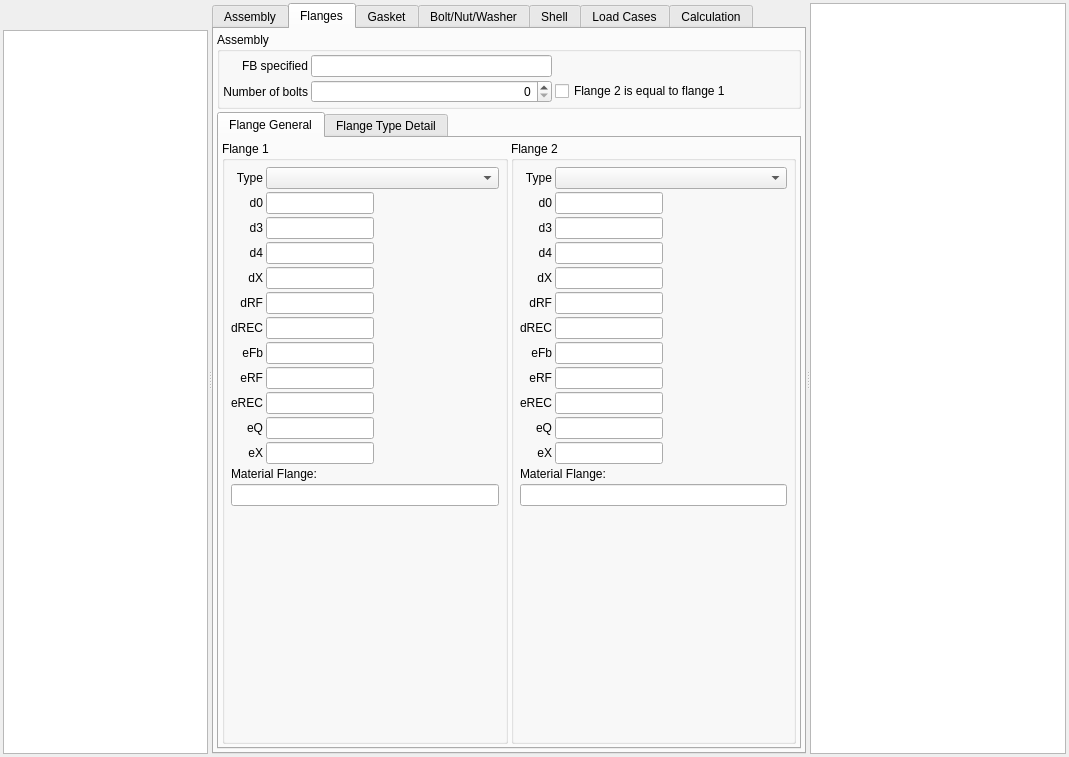
Qt form pcalc/src/gui/pcalc_en1591widget.ui (hermixy/biluna) before a commit.
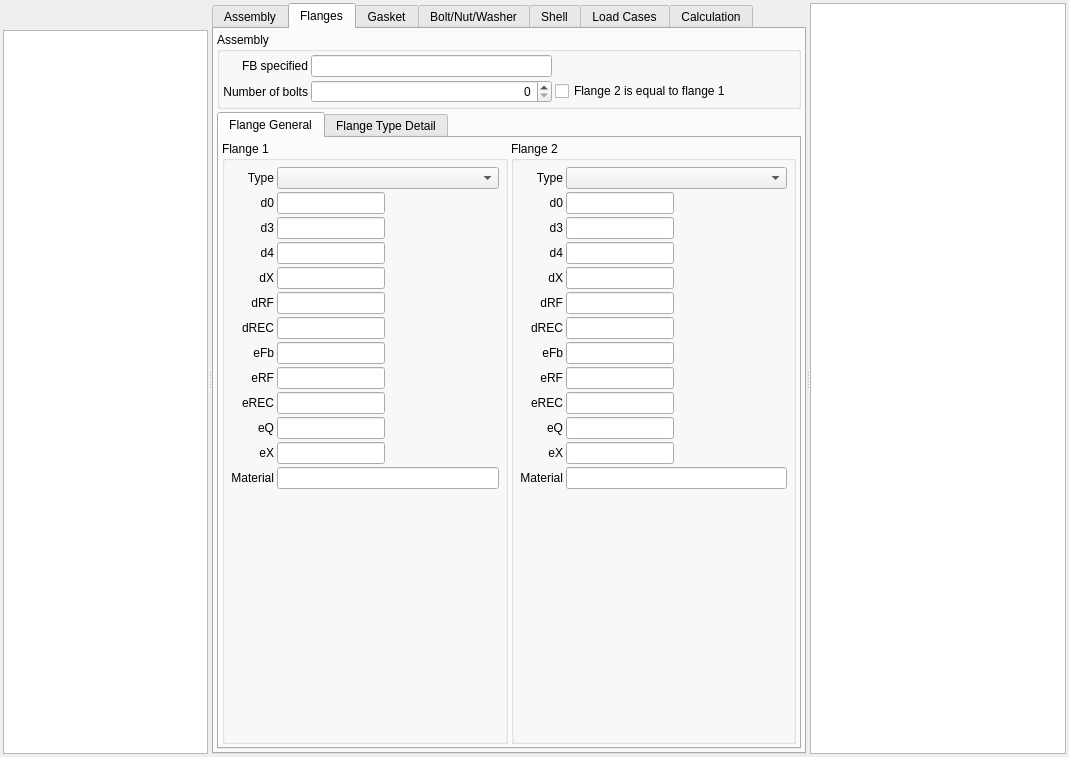
The same form after that commit. The open tabs and pages were chosen to show the change. Icons and pictures are not drawn. Custom widgets are drawn as their Qt base class.

Commit message:
PCALC EN13555 ongoing
QminL and QsminL not correct yet

Patch:
```diff
--- a/pcalc/src/gui/pcalc_en1591widget.ui
+++ b/pcalc/src/gui/pcalc_en1591widget.ui
@@ -414,13 +414,6 @@
                   </property>
                  </widget>
                 </item>
-                <item row="14" column="0" colspan="2">
-                 <widget class="QLabel" name="lblMaterialFlange_1">
-                  <property name="text">
-                   <string>Material Flange:</string>
-                  </property>
-                 </widget>
-                </item>
                 <item row="16" column="0">
                  <spacer name="verticalSpacer_11">
                   <property name="orientation">
@@ -670,7 +663,17 @@
                 <item row="0" column="1" colspan="2">
                  <widget class="QComboBox" name="cbTypeFlange_1"/>
                 </item>
-                <item row="15" column="0" colspan="3">
+                <item row="14" column="0">
+                 <widget class="QLabel" name="lblMaterialFlange_1">
+                  <property name="text">
+                   <string>Material</string>
+                  </property>
+                  <property name="alignment">
+                   <set>Qt::AlignRight|Qt::AlignTrailing|Qt::AlignVCenter</set>
+                  </property>
+                 </widget>
+                </item>
+                <item row="14" column="1" colspan="2">
                  <widget class="QLineEdit" name="ileMaterialFlange_1"/>
                 </item>
                </layout>
@@ -897,13 +900,6 @@
                   </property>
                  </widget>
                 </item>
-                <item row="13" column="0" colspan="2">
-                 <widget class="QLabel" name="lblMaterialFlange_2">
-                  <property name="text">
-                   <string>Material Flange:</string>
-                  </property>
-                 </widget>
-                </item>
                 <item row="15" column="0">
                  <spacer name="verticalSpacer_3">
                   <property name="orientation">
@@ -963,7 +959,17 @@
                 <item row="0" column="1" colspan="2">
                  <widget class="QComboBox" name="cbTypeFlange_2"/>
                 </item>
-                <item row="14" column="0" colspan="3">
+                <item row="13" column="0">
+                 <widget class="QLabel" name="lblMaterialFlange_2">
+                  <property name="text">
+                   <string>Material</string>
+                  </property>
+                  <property name="alignment">
+                   <set>Qt::AlignRight|Qt::AlignTrailing|Qt::AlignVCenter</set>
+                  </property>
+                 </widget>
+                </item>
+                <item row="13" column="1" colspan="2">
                  <widget class="QLineEdit" name="ileMaterialFlange_2"/>
                 </item>
                </layout>
@@ -3845,17 +3851,17 @@
   </layout>
  </widget>
  <customwidgets>
-  <customwidget>
-   <class>RB_TableView</class>
-   <extends>QTableView</extends>
-   <header>rb_tableview.h</header>
-  </customwidget>
   <customwidget>
    <class>RB_ToolButtonBar</class>
    <extends>QWidget</extends>
    <header>rb_toolbuttonbar.h</header>
    <container>1</container>
   </customwidget>
+  <customwidget>
+   <class>RB_TableView</class>
+   <extends>QTableView</extends>
+   <header>rb_tableview.h</header>
+  </customwidget>
   <customwidget>
    <class>RB_TextEdit</class>
    <extends>QTextEdit</extends>
```
Left out of the diff: 293 changed lines with no effect on the pictures. The commit also changes 20 other files.
